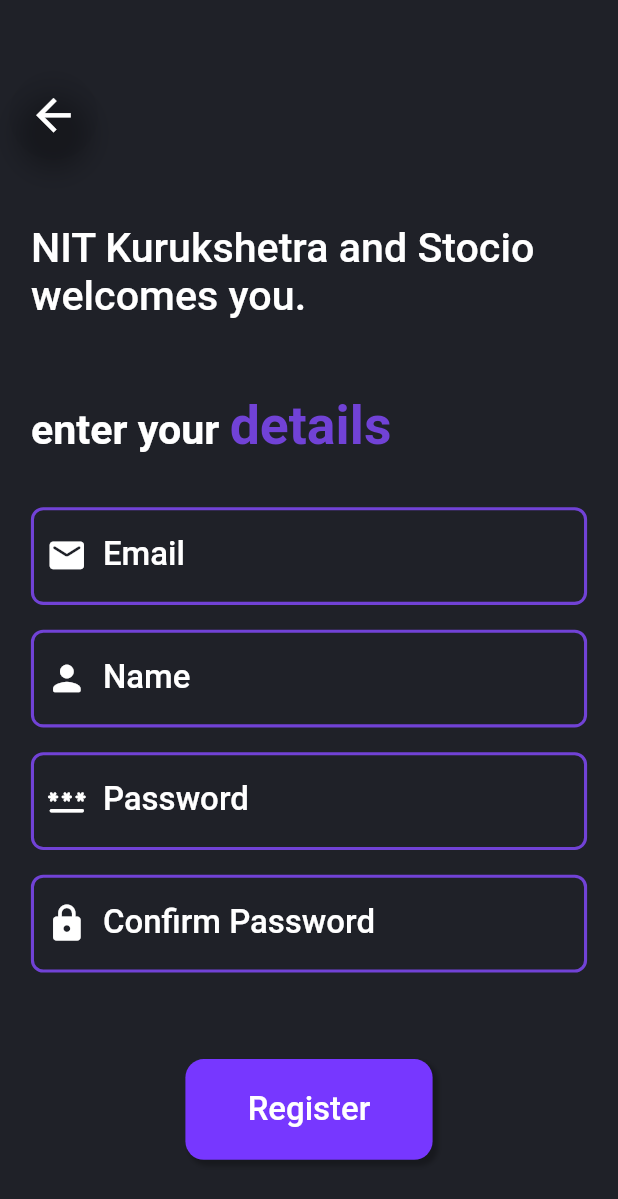
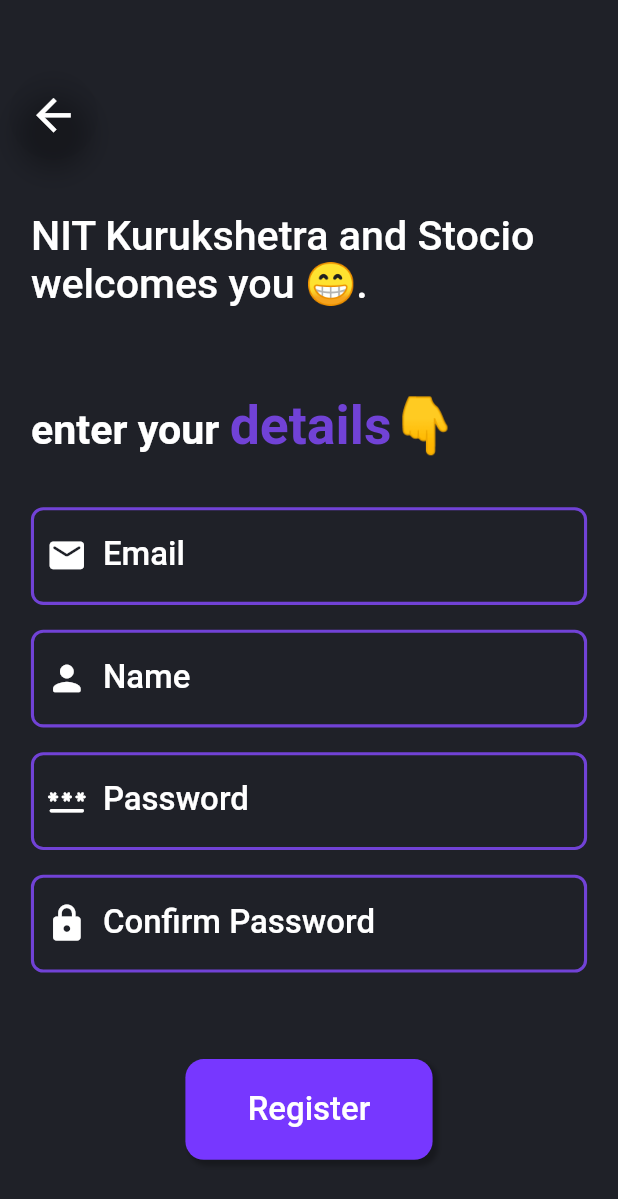
Before and after one commit to hemantlakhotia204/stocio-app, a Flutter app: the FormScreen screen opened by its route, on a phone screen of 412 x 824 dp. Shown: the top 1199 px of the screen. Run offline on Flutter 3.47's test engine with Material 2 defaults, Android fonts, the light colour scheme and no system bars; our stand-ins replace pin_code_fields, sizer.

Commit message:
Few Ui Changes

```diff
--- a/lib/common/utils/utils.dart
+++ b/lib/common/utils/utils.dart
@@ -68,6 +68,7 @@
         break;
       case 'SB':
         color = const Color(0xffb6aef0);
+        // color = const Color(0xfff9f7f8);
         break;
       case 'DB':
         //dark bg
--- a/lib/common/widgets/s_text_form_field.dart
+++ b/lib/common/widgets/s_text_form_field.dart
@@ -8,9 +8,10 @@
   final String? label;
   final IconData icon;
   final String? Function(String?) validator;
+  final FocusNode? focusNode;
 
 
-  const STextFormField({Key? key, required this.controller, this.label, required this.icon, required this.validator}) : super(key: key);
+  const STextFormField({Key? key, required this.controller, this.label, required this.icon, required this.validator, this.focusNode}) : super(key: key);
 
   @override
   State<STextFormField> createState() => _STextFormFieldState();
@@ -33,6 +34,7 @@
             color: Colors.white,
           )),
       validator: widget.validator,
+      focusNode: widget.focusNode,
     );
   }
 }
--- a/lib/login/screens/form_screen.dart
+++ b/lib/login/screens/form_screen.dart
@@ -18,17 +18,31 @@
 
   @override
   Widget build(BuildContext context) {
-    String _welcomeText = "$collegeName and Stocio \nwelcomes you.";
+    String _welcomeText = "$collegeName and Stocio \nwelcomes you 😁.";
 
     final TextEditingController _emailController = TextEditingController();
+    final TextEditingController _nameController = TextEditingController();
     final TextEditingController _passwordController = TextEditingController();
     final TextEditingController _confirmController = TextEditingController();
-    final TextEditingController _nameController = TextEditingController();
+
+    final FocusNode _emailNode = FocusNode();
+    final FocusNode _nameNode = FocusNode();
+    final FocusNode _passNode = FocusNode();
+    final FocusNode _confirmNode = FocusNode();
+
 
     return Scaffold(
       resizeToAvoidBottomInset: true,
       backgroundColor: Utils.getColor('PB'),
-      body: SingleChildScrollView(
+      body: GestureDetector(
+        onTap: () {
+          _emailNode.unfocus();
+          _nameNode.unfocus();
+          _passNode.unfocus();
+          _confirmNode.unfocus();
+        },
+        child: SingleChildScrollView(
+          child: Form(
             child: Column(
               crossAxisAlignment: CrossAxisAlignment.start,
               children: [
@@ -39,7 +53,7 @@
                     crossAxisAlignment: CrossAxisAlignment.start,
                     children: [
                       SizedBox(
-                    height: 3.h,
+                        height: 2.h,
                       ),
                       Text(
                         _welcomeText,
@@ -50,9 +64,9 @@
                         ),
                       ),
                       SizedBox(
-                    height: 5.h,
+                        height: 6.h,
                       ),
-                  const SText(prefixText: 'enter your ', suffixText: 'details'),
+                      const SText(prefixText: 'enter your ', suffixText: 'details👇'),
                       SizedBox(
                         height: 2.h,
                       ),
@@ -61,6 +75,7 @@
                         icon: Icons.mail_rounded,
                         label: 'Email',
                         validator: (value) => _validator(value),
+                        focusNode: _emailNode,
                       ),
                       SizedBox(
                         height: 2.h,
@@ -70,6 +85,7 @@
                         icon: Icons.person_rounded,
                         label: 'Name',
                         validator: (value) => _validator(value),
+                        focusNode: _nameNode,
                       ),
                       SizedBox(
                         height: 2.h,
@@ -79,6 +95,7 @@
                         icon: Icons.password_rounded,
                         label: 'Password',
                         validator: (value) => _validator(value),
+                        focusNode: _passNode,
                       ),
                       SizedBox(
                         height: 2.h,
@@ -88,6 +105,7 @@
                         icon: Icons.lock_rounded,
                         label: 'Confirm Password',
                         validator: (value) => _validator(value),
+                        focusNode: _confirmNode,
                       ),
                       SizedBox(
                         height: 5.h,
@@ -108,6 +126,8 @@
               ],
             ),
           ),
+        ),
+      ),
     );
   }
 
```
Also changed, not shown: lib/login/screens/confirm_screen.dart (+9 -10 lines). Lines whose indentation alone changed are shown as unchanged.
